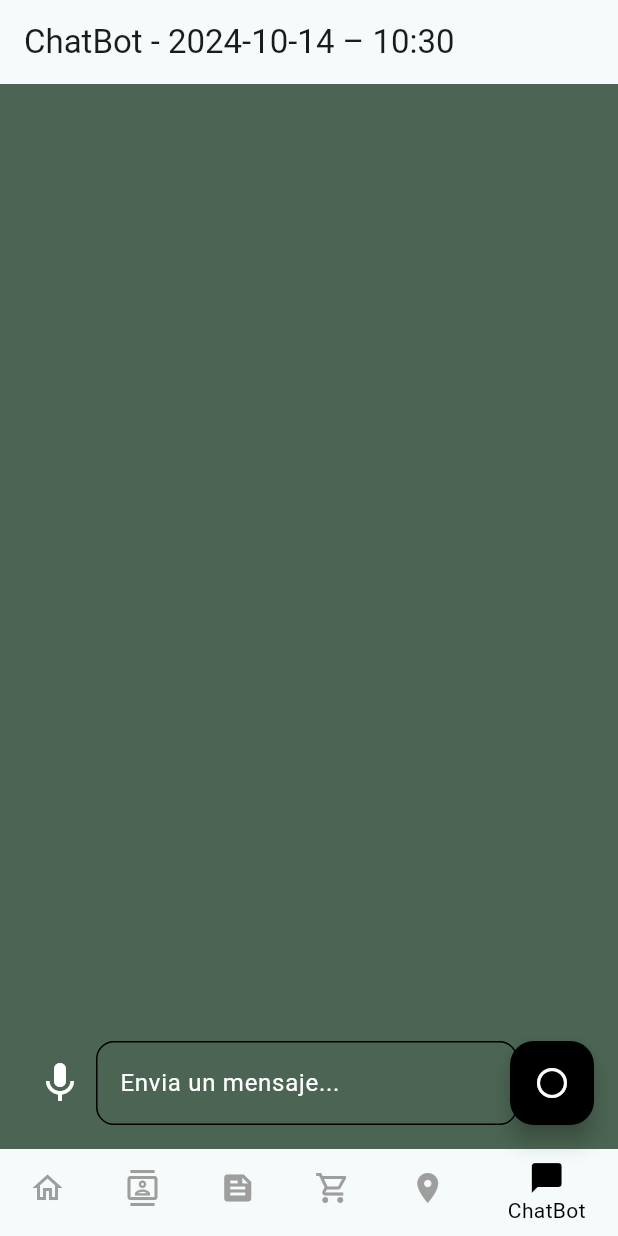
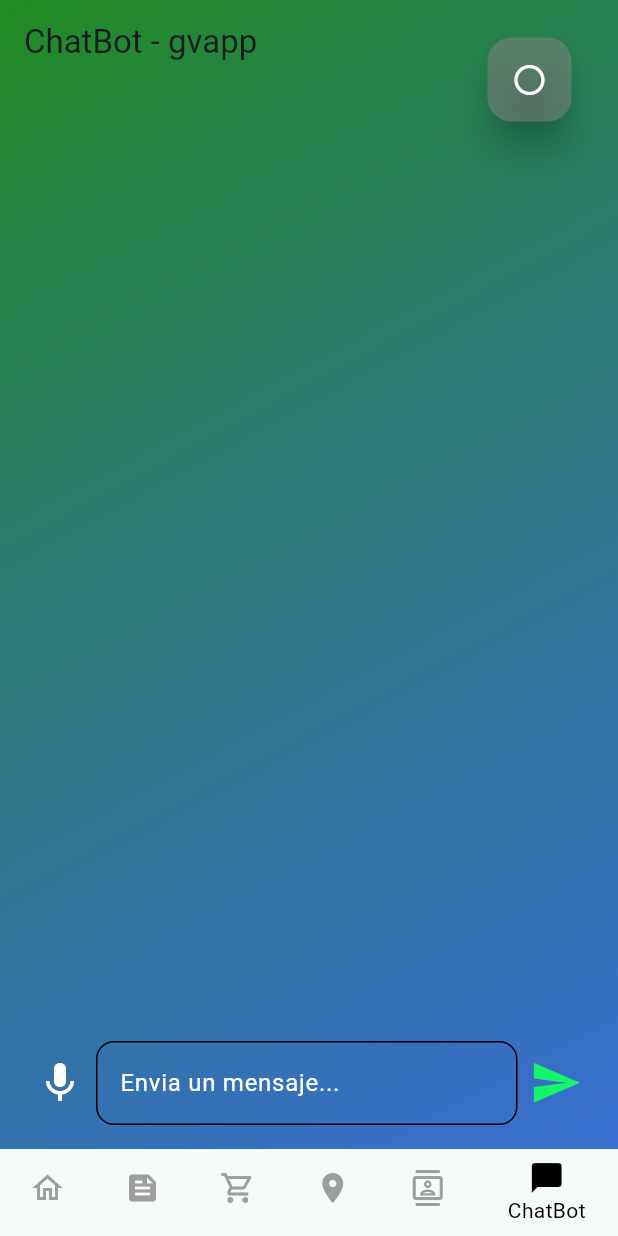
Before and after one commit to cristianrm13/APP_practica2, a Flutter app: the screen it shows after launch, item 6 of the bottom bar chosen, on a phone screen of 412 x 824 dp. Run offline on Flutter 3.47's test engine with Material 3 defaults, Android fonts, the phone set to English and light mode, and no system bars; our stand-ins replace connectivity_plus, flutter_tts, geolocator, google_generative_ai, permission_handler, speech_to_text.

```diff
--- a/lib/main.dart
+++ b/lib/main.dart
@@ -6,9 +6,8 @@ import 'package:GvApp/screen/home.dart';
 import 'package:GvApp/screen/scafold.dart';
 import 'package:url_launcher/url_launcher.dart';
 import 'package:GvApp/screen/chat.dart';
-import 'package:geolocator/geolocator.dart';
 
-final Uri _url = Uri.parse('https://github.com/cristianrm13/APP_practica');
+final Uri _url = Uri.parse('https://github.com/cristianrm13/APP_practica2.git');
 
 void main() {
   runApp(const MyApp());
@@ -49,10 +48,10 @@ class _MainScreenState extends State<MainScreen> {
   // Lista de pantallas
   final List<Widget> _screens = [
     const HomeScreen(),
-    const ContactsScreen(),
     const GladBoxHomeScreen(),
     const Products(),
     const LocationStatusScreen(),
+    const ContactsScreen(),
     const ChatScreen(),
   ];
   // Función para abrir la URL
@@ -64,7 +63,7 @@ class _MainScreenState extends State<MainScreen> {
   @override
   void initState() {
     super.initState();
-    _pageController = PageController(initialPage: _selectedIndex); // Inicializamos el PageController
+    _pageController = PageController(initialPage: _selectedIndex); // Inicializa el PageController
   }
 
   @override
@@ -79,15 +78,18 @@ class _MainScreenState extends State<MainScreen> {
     });
     _pageController.animateToPage(
       index,
-      duration: const Duration(milliseconds: 300), // Animación de cambio de página
+      duration: const Duration(milliseconds: 100), // Animación de cambio de página
       curve: Curves.easeInOut,
     );
   }
 
   @override
+@override
 Widget build(BuildContext context) {
   return Scaffold(
-      body: PageView(
+    body: Stack(
+      children: [
+        PageView(
           controller: _pageController,
           onPageChanged: (index) {
             setState(() {
@@ -95,15 +97,28 @@ class _MainScreenState extends State<MainScreen> {
             });
           },
           physics: const NeverScrollableScrollPhysics(),
-        children: _screens, // Desactivar deslizamiento manual
+          children: _screens,
+        ),
+        Positioned(
+          top: 25, // posición vertical
+          left: 325, // posición horizontal
+          child: FloatingActionButton(
+            onPressed: _launchUrl,
+            tooltip: 'Flutter',
+            backgroundColor: const Color.fromARGB(132, 134, 133, 133),
+            elevation: 10,
+            child: const Icon(Icons.circle_outlined, color: Colors.white),
+          ),
+        ),
+      ],
     ),
     bottomNavigationBar: BottomNavigationBar(
       items: const <BottomNavigationBarItem>[
         BottomNavigationBarItem(icon: Icon(Icons.home_outlined), label: 'Home'),
-          BottomNavigationBarItem(icon: Icon(Icons.contacts_outlined), label: 'Contactos'),
         BottomNavigationBarItem(icon: Icon(Icons.feed), label: 'Feed'),
         BottomNavigationBarItem(icon: Icon(Icons.shopping_cart_outlined), label: 'Productos'),
         BottomNavigationBarItem(icon: Icon(Icons.location_on), label: 'Ubicación'),
+        BottomNavigationBarItem(icon: Icon(Icons.contacts_outlined), label: 'Informacion'),
         BottomNavigationBarItem(icon: Icon(Icons.messenger), label: 'ChatBot'),
       ],
       currentIndex: _selectedIndex,
@@ -113,12 +128,6 @@ class _MainScreenState extends State<MainScreen> {
       backgroundColor: Colors.white,
       elevation: 0,
     ),
-      floatingActionButton: FloatingActionButton(
-        onPressed: _launchUrl,  // Llama a la función _launchUrl
-        tooltip: 'Flutter',
-        backgroundColor: Colors.black,
-        child: const Icon(Icons.circle_outlined, color: Colors.white),
-      ),
   );
 }
 }
--- a/lib/screen/bot.dart
+++ b/lib/screen/bot.dart
@@ -5,8 +5,71 @@ import 'package:permission_handler/permission_handler.dart';
 import 'package:speech_to_text/speech_to_text.dart' as stt;
 import 'package:flutter_tts/flutter_tts.dart';
 import 'package:intl/intl.dart';
+import 'package:connectivity_plus/connectivity_plus.dart'; // Paquete de conectividad
 
 const String apiKey = "AIzaSyCjdQTIyBvdGiD5N6S8Sl0vgpTzJK2WPj4";
+
+class ChatBubble extends StatelessWidget {
+  final ChatMessage message;
+
+  const ChatBubble({super.key, required this.message});
+
+  @override
+  Widget build(BuildContext context) {
+    return Container(
+      margin: const EdgeInsets.symmetric(vertical: 8, horizontal: 10),
+      alignment: message.isUser ? Alignment.centerRight : Alignment.centerLeft,
+      child: Row(
+        mainAxisAlignment: message.isUser ? MainAxisAlignment.end : MainAxisAlignment.start,
+        children: [
+          if (!message.isUser)
+            const CircleAvatar(
+              backgroundImage: AssetImage('assets/LOGO.png'),
+              radius: 20,
+            ),
+          const SizedBox(width: 8),
+          AnimatedContainer(
+            duration: const Duration(milliseconds: 500),
+            curve: Curves.easeInOut,
+            constraints: BoxConstraints(
+              maxWidth: MediaQuery.of(context).size.width / 1.25,
+            ),
+            padding: const EdgeInsets.symmetric(horizontal: 14, vertical: 10),
+            decoration: BoxDecoration(
+              color: message.isUser ? const Color.fromARGB(255, 47, 89, 82) : const Color.fromARGB(255, 46, 65, 84),
+              borderRadius: BorderRadius.only(
+                topLeft: const Radius.circular(12),
+                topRight: const Radius.circular(12),
+                bottomLeft: message.isUser ? const Radius.circular(12) : Radius.zero,
+                bottomRight: message.isUser ? Radius.zero : const Radius.circular(12),
+              ),
+            ),
+            child: Text(
+              message.text,
+              style: const TextStyle(
+                fontSize: 16,
+                color: Colors.white,
+              ),
+            ),
+          ),
+          if (message.isUser) const SizedBox(width: 8),
+          if (message.isUser)
+            const CircleAvatar(
+              backgroundImage: AssetImage('assets/USER.jpg'),
+              radius: 25,
+            ),
+        ],
+      ),
+    );
+  }
+}
+
+class ChatMessage {
+  final String text;
+  final bool isUser;
+
+  ChatMessage({required this.text, required this.isUser});
+}
 
 class ChatScreen extends StatefulWidget {
   const ChatScreen({super.key});
@@ -24,6 +87,7 @@ class _ChatScreenState extends State<ChatScreen> {
   late stt.SpeechToText _speech;
   late FlutterTts _flutterTts;
   bool _isListening = false;
+  bool _isConnected = true; // Estado de la conexión
   String _speechText = '';
 
   @override
@@ -34,6 +98,22 @@ class _ChatScreenState extends State<ChatScreen> {
     _speech = stt.SpeechToText();
     _flutterTts = FlutterTts();
     requestMicrophonePermission();
+    _checkConnectivity(); // Comprobar conectividad al iniciar
+  }
+
+  // Monitorea la conectividad
+  Future<void> _checkConnectivity() async {
+    ConnectivityResult result = await Connectivity().checkConnectivity();
+    setState(() {
+      _isConnected = (result == ConnectivityResult.wifi);
+    });
+
+    // Escuchar cambios en el estado de la conexión
+    Connectivity().onConnectivityChanged.listen((ConnectivityResult result) {
+      setState(() {
+        _isConnected = (result == ConnectivityResult.wifi);
+      });
+    });
   }
 
   Future<void> requestMicrophonePermission() async {
@@ -123,7 +203,6 @@ class _ChatScreenState extends State<ChatScreen> {
               leading: const Icon(Icons.copy),
               title: const Text('Copiar'),
               onTap: () {
-                // Copiar el mensaje al portapapeles
                 Clipboard.setData(ClipboardData(text: _messages[index].text));
                 Navigator.pop(context);
                 ScaffoldMessenger.of(context).showSnackBar(
@@ -135,7 +214,6 @@ class _ChatScreenState extends State<ChatScreen> {
               leading: const Icon(Icons.delete),
               title: const Text('Eliminar'),
               onTap: () {
-                // Eliminar el mensaje
                 setState(() {
                   _messages.removeAt(index);
                 });
@@ -153,22 +231,32 @@ class _ChatScreenState extends State<ChatScreen> {
 
   @override
   Widget build(BuildContext context) {
-    String formattedDate = DateFormat('yyyy-MM-dd – kk:mm').format(DateTime.now());
-
     return Scaffold(
-      backgroundColor: const Color.fromARGB(197, 22, 54, 32),
-      appBar: AppBar(
-        title: Text('ChatBot - $formattedDate'),
+      body: Container(
+        decoration: const BoxDecoration(
+          gradient: LinearGradient(
+            begin: Alignment.topLeft,
+            end: Alignment.bottomRight,
+            colors: [
+              Color.fromARGB(255, 34, 139, 34), // Color final del degradado
+              Color.fromARGB(197, 0, 68, 194), // Color inicial
+            ],
           ),
-      body: Column(
+        ),
+        child: Column(
           children: [
+            AppBar(
+              title: const Text('ChatBot - gvapp'),
+              backgroundColor: Colors.transparent,
+              elevation: 0,
+            ),
             Expanded(
               child: ListView.builder(
                 controller: _scrollController,
                 itemCount: _messages.length,
                 itemBuilder: (context, index) {
                   return GestureDetector(
-                  onLongPress: () => _showMessageOptions(index), // Mostrar opciones al presionar por mucho tiempo
+                    onLongPress: () => _showMessageOptions(index),
                     child: ChatBubble(message: _messages[index]),
                   );
                 },
@@ -181,14 +269,14 @@ class _ChatScreenState extends State<ChatScreen> {
                   IconButton(
                     icon: Icon(
                       _isListening ? Icons.mic_off : Icons.mic,
-                    color: const Color.fromARGB(255, 255, 255, 255),
+                      color: Colors.white,
                       size: 32,
                     ),
                     onPressed: _isListening ? _stopListening : _startListening,
                   ),
                   Expanded(
                     child: TextField(
-                    onSubmitted: _sendChatMessage,
+                      onSubmitted: _isConnected ? _sendChatMessage : null,
                       controller: _textController,
                       decoration: InputDecoration(
                         hintText: 'Envia un mensaje...',
@@ -213,79 +301,20 @@ class _ChatScreenState extends State<ChatScreen> {
                         ),
                       ),
                       style: const TextStyle(color: Colors.white),
+                      enabled: _isConnected, // Deshabilita el campo de texto si no hay WiFi
                     ),
                   ),
                   IconButton(
                     icon: const Icon(Icons.send),
-                  color: const Color.fromARGB(255, 21, 245, 107),
+                    color: _isConnected ? const Color.fromARGB(255, 21, 245, 107) : Colors.grey,
                     iconSize: 35,
-                  onPressed: () => _sendChatMessage(_textController.text),
+                    onPressed: _isConnected ? () => _sendChatMessage(_textController.text) : null, // Deshabilita el botón si no hay WiFi
                   ),
                 ],
               ),
             ),
           ],
         ),
-    );
-  }
-}
-
-class ChatMessage {
-  final String text;
-  final bool isUser;
-  ChatMessage({required this.text, required this.isUser});
-}
-
-class ChatBubble extends StatelessWidget {
-  final ChatMessage message;
-
-  const ChatBubble({super.key, required this.message});
-
-  @override
-  Widget build(BuildContext context) {
-    return Container(
-      margin: const EdgeInsets.symmetric(vertical: 8, horizontal: 10),
-      alignment: message.isUser ? Alignment.centerRight : Alignment.centerLeft,
-      child: Row(
-        mainAxisAlignment: message.isUser ? MainAxisAlignment.end : MainAxisAlignment.start,
-        children: [
-          if (!message.isUser)
-            const CircleAvatar(
-              backgroundImage: AssetImage('assets/LOGO.png'),
-              radius: 20,
-            ),
-          const SizedBox(width: 8),
-          AnimatedContainer(
-            duration: const Duration(milliseconds: 500),
-            curve: Curves.easeInOut,
-            constraints: BoxConstraints(
-              maxWidth: MediaQuery.of(context).size.width / 1.25,
-            ),
-            padding: const EdgeInsets.symmetric(horizontal: 14, vertical: 10),
-            decoration: BoxDecoration(
-              color: message.isUser ? const Color.fromARGB(255, 47, 89, 82) : const Color.fromARGB(255, 46, 65, 84),
-              borderRadius: BorderRadius.only(
-                topLeft: const Radius.circular(12),
-                topRight: const Radius.circular(12),
-                bottomLeft: message.isUser ? const Radius.circular(12) : Radius.zero,
-                bottomRight: message.isUser ? Radius.zero : const Radius.circular(12),
-              ),
-            ),
-            child: Text(
-              message.text,
-              style: const TextStyle(
-                fontSize: 16,
-                color: Colors.white,
-              ),
-            ),
-          ),
-          if (message.isUser) const SizedBox(width: 8),
-          if (message.isUser)
-            const CircleAvatar(
-              backgroundImage: AssetImage('assets/USER.jpg'),
-              radius: 25,
-            ),
-        ],
       ),
     );
   }
--- a/pubspec.yaml
+++ b/pubspec.yaml
@@ -18,7 +18,7 @@ dependencies:
   flutter_tts: ^3.3.0
   intl: ^0.17.0
   http: ^1.1.0
-  #http: ^0.13.5
+  connectivity_plus: ^4.0.1
   cupertino_icons: ^1.0.8
 
 dev_dependencies:
@@ -32,3 +32,4 @@ flutter:
   assets:
     - assets/LOGO.png
     - assets/USER.jpg
+    - assets/UP.jpg
```
Also changed, not shown: lib/screen/contacts.dart (+61 -85 lines). Lines whose indentation alone changed are shown as unchanged.
